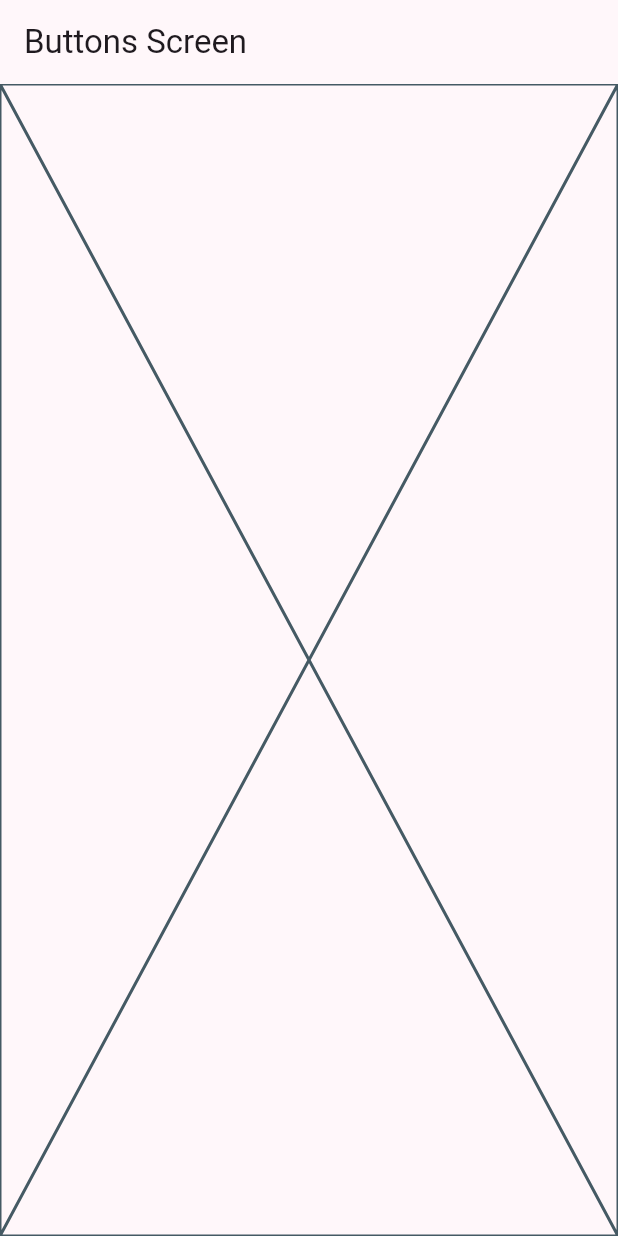
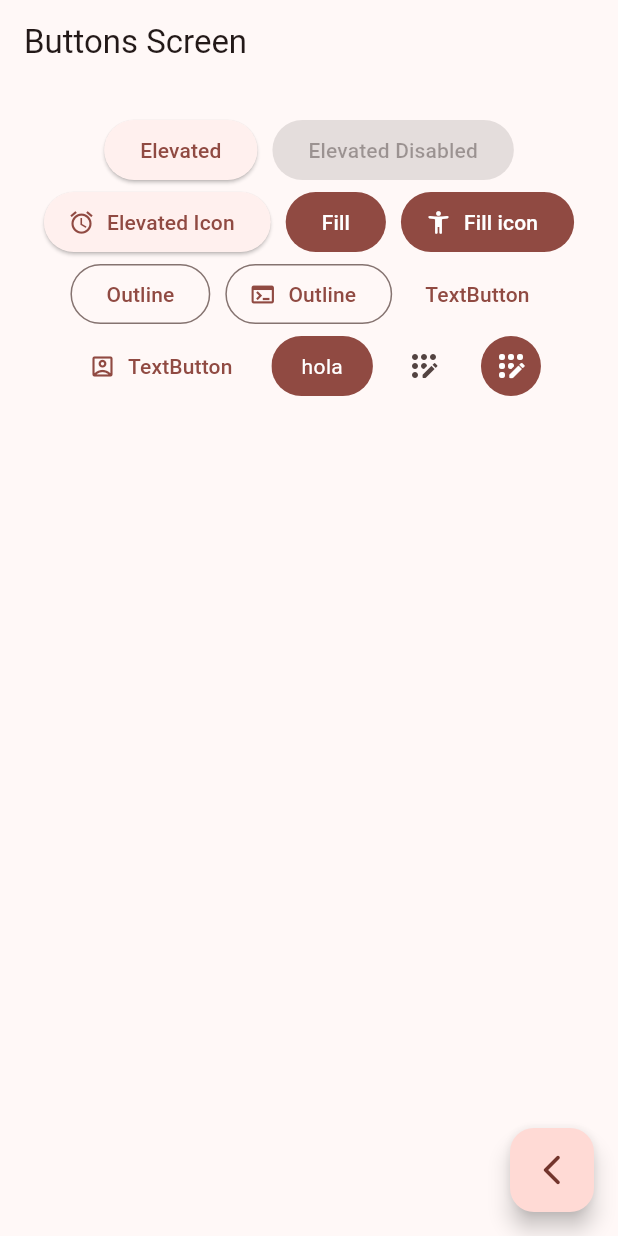
Before and after one commit to neryad/widgtes_app, a Flutter app: the ButtonsScreen screen opened by its route, on a phone screen of 412 x 824 dp. Run offline on Flutter 3.47's test engine with Material 2 defaults, Android fonts, the phone set to English and light mode, and no system bars; our stand-ins replace go_router.

Commit message:
butones screen complete

```diff
--- a/lib/main.dart
+++ b/lib/main.dart
@@ -12,7 +12,7 @@
     return MaterialApp.router(
       routerConfig: appRouter,
       debugShowCheckedModeBanner: false,
-      theme: AppTheme(selectedColor: 4).getTheme(),
+      theme: AppTheme(selectedColor: 3).getTheme(),
       title: 'Material App',
     );
   }
--- a/lib/presentation/screens/buttons/buttons_screen.dart
+++ b/lib/presentation/screens/buttons/buttons_screen.dart
@@ -1,4 +1,5 @@
 import 'package:flutter/material.dart';
+import 'package:go_router/go_router.dart';
 
 class ButtonsScreen extends StatelessWidget {
   const ButtonsScreen({super.key});
@@ -9,7 +10,97 @@
       appBar: AppBar(
         title: const Text('Buttons Screen'),
       ),
-      body: Placeholder(),
+      body: const _ButtonsView(),
+      floatingActionButton: FloatingActionButton(
+        child: const Icon(Icons.arrow_back_ios_new_rounded),
+        onPressed: () {
+          context.pop();
+        },
+      ),
     );
   }
 }
+
+class _ButtonsView extends StatelessWidget {
+  const _ButtonsView({
+    super.key,
+  });
+
+  @override
+  Widget build(BuildContext context) {
+    final colors = Theme.of(context).colorScheme;
+    return SizedBox(
+      width: double.infinity,
+      child: Padding(
+        padding: const EdgeInsets.symmetric(horizontal: 10, vertical: 20),
+        child: Wrap(
+          spacing: 10,
+          crossAxisAlignment: WrapCrossAlignment.center,
+          alignment: WrapAlignment.center,
+          children: [
+            ElevatedButton(onPressed: () {}, child: const Text('Elevated')),
+            const ElevatedButton(
+                onPressed: null, child: Text('Elevated Disabled')),
+            ElevatedButton.icon(
+              onPressed: () {},
+              icon: const Icon(Icons.access_alarm_outlined),
+              label: const Text('Elevated Icon'),
+            ),
+            FilledButton(onPressed: () {}, child: const Text('Fill')),
+            FilledButton.icon(
+              onPressed: () {},
+              icon: const Icon(Icons.accessibility_new_rounded),
+              label: const Text('Fill icon'),
+            ),
+            OutlinedButton(onPressed: () {}, child: const Text('Outline')),
+            OutlinedButton.icon(
+                onPressed: () {},
+                icon: const Icon(Icons.terminal),
+                label: const Text('Outline')),
+            TextButton(onPressed: () {}, child: const Text('TextButton')),
+            TextButton.icon(
+                onPressed: () {},
+                icon: const Icon(Icons.account_box_outlined),
+                label: const Text('TextButton')),
+            const CustomButton(),
+            IconButton(
+                onPressed: () {},
+                icon: const Icon(Icons.app_registration_rounded)),
+            IconButton(
+              onPressed: () {},
+              icon: const Icon(Icons.app_registration_rounded),
+              style: ButtonStyle(
+                  backgroundColor: MaterialStatePropertyAll(colors.primary),
+                  iconColor: const MaterialStatePropertyAll(Colors.white)),
+            )
+          ],
+        ),
+      ),
+    );
+  }
+}
+
+class CustomButton extends StatelessWidget {
+  const CustomButton({super.key});
+
+  @override
+  Widget build(BuildContext context) {
+    final color = Theme.of(context).colorScheme;
+    return ClipRRect(
+      borderRadius: BorderRadius.circular(20),
+      child: Material(
+        color: color.primary,
+        child: InkWell(
+          onTap: () {},
+          child: const Padding(
+            padding: EdgeInsets.symmetric(horizontal: 20, vertical: 10),
+            child: Text(
+              'hola',
+              style: TextStyle(color: Colors.white),
+            ),
+          ),
+        ),
+      ),
+    );
+  }
+}
```
